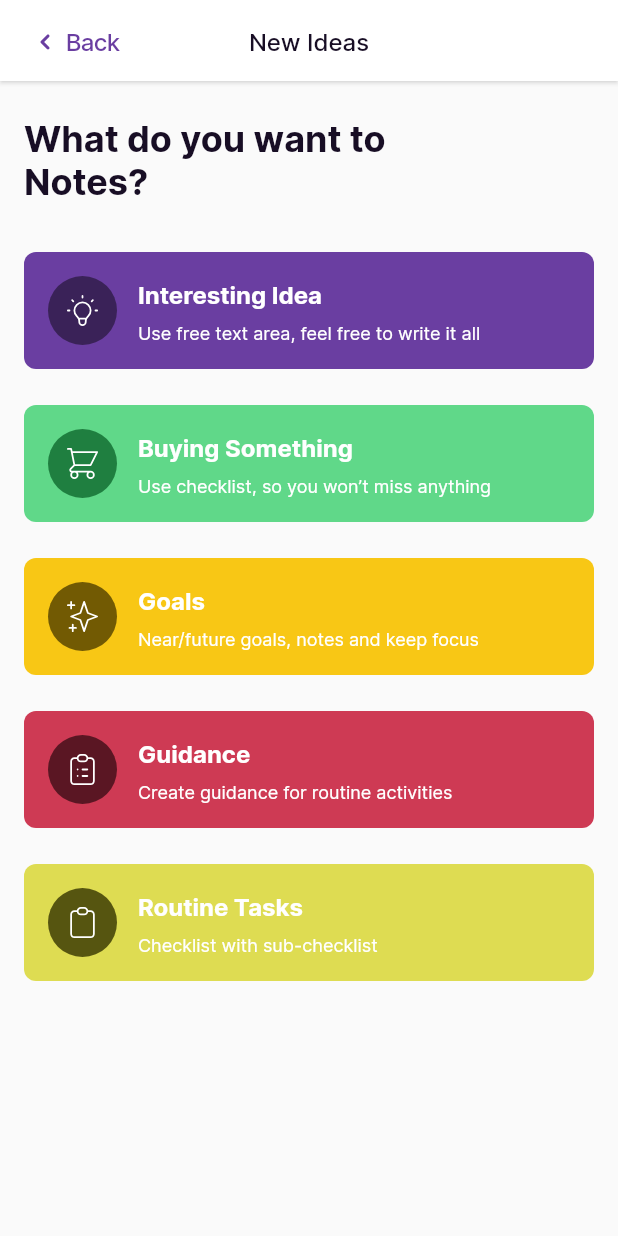
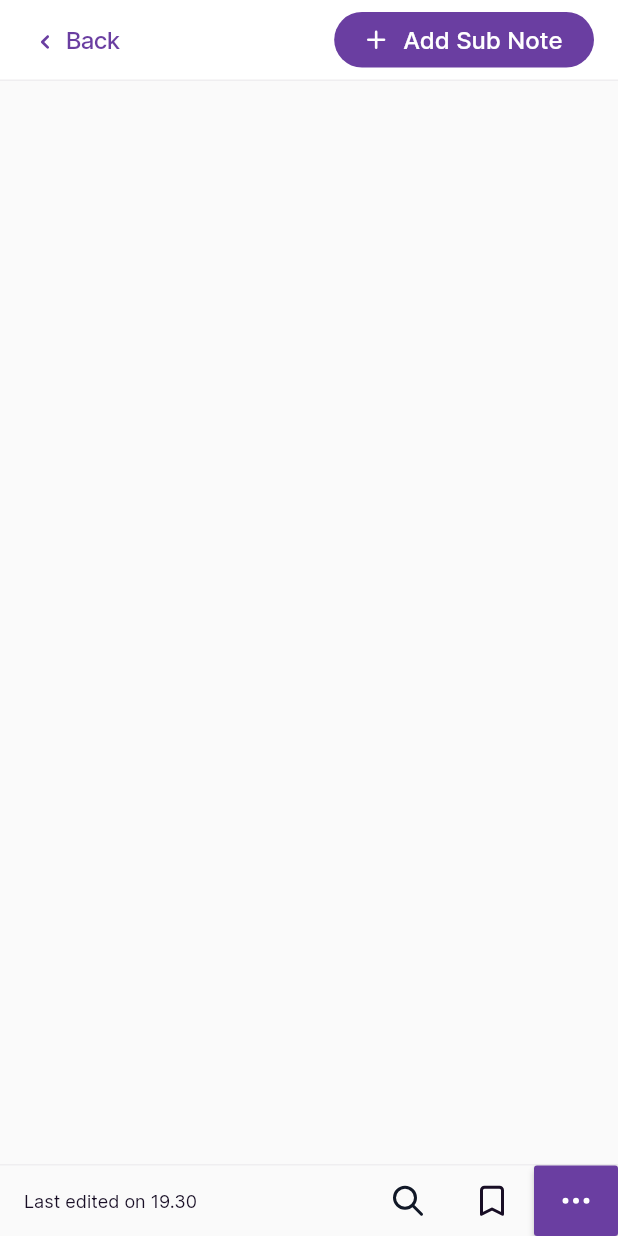
Before and after one commit to iamtechieboy/note_app, a Flutter app: the CreateNewIdeasPage screen opened by its route, after a tap on "Routine Tasks", on a phone screen of 412 x 824 dp. Run offline on Flutter 3.47's test engine with Material 2 defaults, Android fonts, the phone set to English and light mode, and no system bars; our stand-ins replace equatable, flutter_bloc, flutter_svg, modal_bottom_sheet.

Commit message:
Routine page has to be completed

```diff
--- a/lib/config/constants/app_decoration.dart
+++ b/lib/config/constants/app_decoration.dart
@@ -1,7 +1,16 @@
-//
-// abstract class AppDecoration {
-//   static BoxDecoration defDecor = BoxDecoration(
-//     borderRadius: BorderRadius.circular(10),
-//     color: AppColors.metalColor.shade10,
-//   );
-// }
+import 'package:flutter/material.dart';
+import 'package:note_app/config/constants/app_colors.dart';
+
+abstract class AppDecoration {
+
+  static BoxDecoration defDecor = BoxDecoration(
+    borderRadius: BorderRadius.circular(10),
+    color: AppColors.neutralColor.black,
+  );
+
+  static ButtonStyle buttonStyle = ButtonStyle(
+    backgroundColor: MaterialStateProperty.resolveWith(
+        (state) => AppColors.primaryColor.base),
+  );
+
+}
--- a/lib/config/constants/app_text_style.dart
+++ b/lib/config/constants/app_text_style.dart
@@ -95,7 +95,7 @@ abstract class AppTextStyle {
       fontWeight: FontWeight.w500,
       fontStyle: FontStyle.normal,
       fontSize: 16,
-      height: 14 / 10,
+      height: 1.14,
       color: AppColors.neutralColor.black);
 
   static TextStyle mediumLg = TextStyle(
--- /dev/null
+++ b/lib/core/domain/entities/enums.dart
@@ -0,0 +1,6 @@
+enum IconPosition {
+  left,
+  right,
+  centerLeft,
+  centerRight,
+}
--- a/lib/main.dart
+++ b/lib/main.dart
@@ -1,6 +1,4 @@
 import 'package:flutter/material.dart';
-import 'package:note_app/presentation/pages/buying_something/buying_something.dart';
-import 'package:note_app/presentation/pages/guidance_idea/guidance_page.dart';
 import 'package:note_app/presentation/routes/routes.dart';
 
 import 'config/theme/themes.dart';
--- a/lib/presentation/components/back_to_button.dart
+++ b/lib/presentation/components/back_to_button.dart
@@ -9,8 +9,10 @@ class BackToButton extends StatelessWidget {
   const BackToButton({
     Key? key,
     required this.onPressed,
+    required this.title,
   }) : super(key: key);
 
+  final String title;
   final Function() onPressed;
 
   @override
@@ -18,17 +20,18 @@ class BackToButton extends StatelessWidget {
     return CupertinoButton(
       onPressed: onPressed,
       child: Row(
+        mainAxisSize: MainAxisSize.min,
         crossAxisAlignment: CrossAxisAlignment.center,
         children: [
           Padding(
-            padding: const EdgeInsets.only(top: 2, right: 4),
+            padding: const EdgeInsets.only(top: 3, right: 4),
             child: SvgPicture.asset(
               Assets.icons.backWithText,
               color: AppColors.primaryColor.base,
             ),
           ),
           Text(
-            "Back",
+            title,
             style: AppTextStyle.mediumBase.copyWith(
               color: AppColors.primaryColor.base,
             ),
--- a/lib/presentation/components/bottom_task_bar.dart
+++ b/lib/presentation/components/bottom_task_bar.dart
@@ -2,8 +2,6 @@ import 'package:flutter/material.dart';
 import 'package:flutter_svg/flutter_svg.dart';
 import 'package:modal_bottom_sheet/modal_bottom_sheet.dart';
 import 'package:note_app/config/constants/assets.dart';
-import 'package:note_app/presentation/components/extras_menu_button.dart';
-import 'package:note_app/presentation/widgets/custom_color_picker.dart';
 
 import '../../config/constants/app_colors.dart';
 import '../../config/constants/app_text_style.dart';
@@ -28,10 +26,10 @@ class _BottomTaskBarState extends State<BottomTaskBar> {
   @override
   Widget build(BuildContext context) {
     return Container(
-      decoration: const BoxDecoration(
+      decoration: BoxDecoration(
         border: Border(
           top: BorderSide(
-            color: Color(0xFFEFEEF0),
+            color: AppColors.neutralColor.lightGrey,
           ),
         ),
       ),
--- a/lib/presentation/components/custom_app_bar.dart
+++ b/lib/presentation/components/custom_app_bar.dart
@@ -1,34 +1,63 @@
 import 'package:flutter/material.dart';
+import 'package:note_app/presentation/components/iconic_oval_button.dart';
 
 import '../../config/constants/app_colors.dart';
 import '../../config/constants/app_text_style.dart';
 import 'back_to_button.dart';
 
 class CustomAppBar extends StatelessWidget implements PreferredSizeWidget {
-  const CustomAppBar({Key? key, this.title}) : super(key: key);
+  const CustomAppBar({
+    Key? key,
+    this.title,
+    this.iconicOvalButtonOnTap,
+    this.iconicOvalButton,
+  }) : super(key: key);
 
   final String? title;
+  final Function()? iconicOvalButtonOnTap;
+  final IconicOvalButton? iconicOvalButton;
 
   @override
   Widget build(BuildContext context) {
-    return AppBar(
-        toolbarHeight: 54,
-        backgroundColor: AppColors.neutralColor.white,
-        elevation: 1,
-        shadowColor: const Color(0xe5ffffff),
-        centerTitle: true,
-        title: title != null
+    return SafeArea(
+      child: Container(
+        height: 54,
+        decoration: BoxDecoration(
+          border: Border(
+            bottom: BorderSide(
+              color: AppColors.neutralColor.lightGrey,
+              width: 1,
+            ),
+          ),
+          color: AppColors.neutralColor.white,
+        ),
+        child: Stack(
+          children: [
+            Align(
+              alignment: Alignment.centerLeft,
+              child: BackToButton(
+                title: "Back",
+                onPressed: () => Navigator.pop(context),
+              ),
+            ),
+            Align(
+              alignment: Alignment.center,
+              child: title != null
                   ? Text(
                       title!,
                       style: AppTextStyle.mediumBase
                           .copyWith(color: AppColors.neutralColor.black),
                     )
                   : null,
-        automaticallyImplyLeading: false,
-        leadingWidth: 100,
-        leading: BackToButton(
-          onPressed: () => Navigator.pop(context),
-        ));
+            ),
+            Align(
+              alignment: Alignment.centerRight,
+              child: iconicOvalButton ?? const SizedBox.shrink(),
+            )
+          ],
+        ),
+      ),
+    );
   }
 
   @override
--- /dev/null
+++ b/lib/presentation/components/iconic_oval_button.dart
@@ -0,0 +1,102 @@
+import 'package:flutter/material.dart';
+import 'package:flutter_svg/flutter_svg.dart';
+import 'package:note_app/config/constants/app_colors.dart';
+import 'package:note_app/config/constants/app_text_style.dart';
+import 'package:note_app/core/domain/entities/enums.dart';
+
+class IconicOvalButton extends StatelessWidget {
+  const IconicOvalButton({
+    Key? key,
+    required this.text,
+    required this.onTap,
+    this.icon,
+    this.margin,
+    this.isWidthMax = false,
+    this.iconPosition = IconPosition.left,
+    this.height,
+    this.cornerRadius,
+    this.boxDecoration,
+    this.textColor,
+    this.iconColor,
+  }) : super(key: key);
+
+  final String text;
+  final Function() onTap;
+  final String? icon;
+  final EdgeInsets? margin;
+  final bool? isWidthMax;
+  final IconPosition iconPosition;
+  final double? height;
+  final double? cornerRadius;
+  final BoxDecoration? boxDecoration;
+  final Color? textColor;
+  final Color? iconColor;
+
+  @override
+  Widget build(BuildContext context) {
+    return Container(
+      height: height ?? double.infinity,
+      margin: margin,
+      width: isWidthMax! ? double.infinity : null,
+      decoration: boxDecoration ??
+          BoxDecoration(
+              borderRadius: BorderRadius.circular(cornerRadius ?? 20),
+              color: AppColors.primaryColor.base),
+      child: Material(
+        color: Colors.transparent,
+        child: InkWell(
+          borderRadius: BorderRadius.circular(19),
+          onTap: onTap,
+          child: Padding(
+            padding: const EdgeInsets.symmetric(vertical: 8, horizontal: 16),
+            child: Directionality(
+              textDirection: (iconPosition == IconPosition.left ||
+                      iconPosition == IconPosition.centerLeft)
+                  ? TextDirection.ltr
+                  : TextDirection.rtl,
+              child: Row(
+                mainAxisSize: ((iconPosition == IconPosition.centerLeft ||
+                            iconPosition == IconPosition.centerRight) &&
+                        isWidthMax!)
+                    ? MainAxisSize.max
+                    : MainAxisSize.min,
+                mainAxisAlignment: MainAxisAlignment.center,
+                children: [
+                  SizedBox(
+                    child: icon != null
+                        ? Padding(
+                            padding: const EdgeInsets.only(right: 6),
+                            child: SvgPicture.asset(
+                              icon!,
+                              color: iconColor ?? AppColors.neutralColor.white,
+                            ),
+                          )
+                        : const SizedBox.shrink(),
+                  ),
+                  Expanded(
+                    flex: (isWidthMax! &&
+                            !(iconPosition == IconPosition.centerLeft ||
+                                iconPosition == IconPosition.centerRight))
+                        ? 1
+                        : 0,
+                    child: Center(
+                      child: Text(
+                        text,
+                        style: AppTextStyle.mediumBase.copyWith(
+                          color: textColor ?? AppColors.neutralColor.white,
+                        ),
+                      ),
+                    ),
+                  ),
+                  Visibility(
+                      visible: icon != null,
+                      child: SizedBox(width: isWidthMax! ? 24 : 5))
+                ],
+              ),
+            ),
+          ),
+        ),
+      ),
+    );
+  }
+}
--- a/lib/presentation/pages/interesting_idea/add_interesting_idea_page.dart
+++ b/lib/presentation/pages/interesting_idea/interesting_idea_page.dart
@@ -1,26 +1,19 @@
 import 'package:flutter/material.dart';
-import 'package:flutter_bloc/flutter_bloc.dart';
-import 'package:flutter_svg/flutter_svg.dart';
-import 'package:modal_bottom_sheet/modal_bottom_sheet.dart';
 import 'package:note_app/config/constants/app_text_style.dart';
 import 'package:note_app/presentation/components/bottom_task_bar.dart';
 import 'package:note_app/presentation/components/custom_app_bar.dart';
-import 'package:note_app/presentation/pages/interesting_idea/bloc/add_interesting_idea_cubit.dart';
-import 'package:note_app/presentation/widgets/extra_menu_bottom_sheet_body.dart';
-import 'package:provider/provider.dart';
 
 import '../../../config/constants/app_colors.dart';
-import '../../../config/constants/assets.dart';
 import '../../components/title_text_field.dart';
 
-class AddInterestingIdeaPage extends StatefulWidget {
-  const AddInterestingIdeaPage({Key? key}) : super(key: key);
+class InterestingIdeaPage extends StatefulWidget {
+  const InterestingIdeaPage({Key? key}) : super(key: key);
 
   @override
-  State<AddInterestingIdeaPage> createState() => _AddInterestingIdeaPageState();
+  State<InterestingIdeaPage> createState() => _InterestingIdeaPageState();
 }
 
-class _AddInterestingIdeaPageState extends State<AddInterestingIdeaPage> {
+class _InterestingIdeaPageState extends State<InterestingIdeaPage> {
   late final TextEditingController titleEditController;
 
   @override
--- a/lib/presentation/pages/new_idea/create_new_idea_page.dart
+++ b/lib/presentation/pages/new_idea/create_new_idea_page.dart
@@ -1,9 +1,6 @@
-import 'package:flutter/cupertino.dart';
 import 'package:flutter/material.dart';
-import 'package:flutter_svg/flutter_svg.dart';
 import 'package:note_app/config/constants/app_colors.dart';
 import 'package:note_app/config/constants/app_text_style.dart';
-import 'package:note_app/presentation/components/back_to_button.dart';
 import 'package:note_app/presentation/components/custom_app_bar.dart';
 import 'package:note_app/presentation/routes/routes.dart';
 import 'package:note_app/presentation/widgets/new_ideas_button.dart';
@@ -46,7 +43,7 @@ class CreateNewIdeasPage extends StatelessWidget {
               iconBackground: AppColors.successColor.dark,
               cardBackground: AppColors.successColor.base,
               onTap: () {
-                Navigator.pushNamed(context, Routes.buyingSomething);
+                Navigator.pushNamed(context, Routes.buyingSomethingPage);
               },
             ),
             NewIdeasButton(
@@ -73,7 +70,9 @@ class CreateNewIdeasPage extends StatelessWidget {
               icon: Assets.icons.routineTask,
               iconBackground: AppColors.secondaryColor.dark,
               cardBackground: AppColors.secondaryColor.base,
-              onTap: () {},
+              onTap: () {
+                Navigator.pushNamed(context, Routes.routineTaskPage);
+              },
             ),
           ],
         ),
--- /dev/null
+++ b/lib/presentation/pages/routine_task_idea/routine_task_page.dart
@@ -0,0 +1,40 @@
+import 'package:flutter/material.dart';
+
+import '../../../config/constants/assets.dart';
+import '../../../core/domain/entities/enums.dart';
+import '../../components/bottom_task_bar.dart';
+import '../../components/custom_app_bar.dart';
+import '../../components/iconic_oval_button.dart';
+
+class RoutineTaskPage extends StatefulWidget {
+  const RoutineTaskPage({Key? key}) : super(key: key);
+
+  @override
+  State<RoutineTaskPage> createState() => _RoutineTaskPageState();
+}
+
+class _RoutineTaskPageState extends State<RoutineTaskPage> {
+  @override
+  Widget build(BuildContext context) {
+    return Scaffold(
+      appBar: CustomAppBar(
+        iconicOvalButton: IconicOvalButton(
+          text: "Add Sub Note",
+          icon: Assets.icons.plus,
+          iconPosition: IconPosition.left,
+          margin: const EdgeInsets.symmetric(vertical: 8, horizontal: 16),
+          onTap: () {
+            debugPrint("Add sub note");
+          },
+        ),
+      ),
+      body: Column(
+        mainAxisAlignment: MainAxisAlignment.spaceBetween,
+        children: [
+          Expanded(child: Container()),
+          BottomTaskBar(context: context),
+        ],
+      ),
+    );
+  }
+}
--- a/lib/presentation/routes/routes.dart
+++ b/lib/presentation/routes/routes.dart
@@ -2,15 +2,17 @@ import 'package:flutter/material.dart';
 import 'package:note_app/presentation/pages/buying_something/buying_something.dart';
 import 'package:note_app/presentation/pages/goals_idea/goals_page.dart';
 import 'package:note_app/presentation/pages/home/home_page.dart';
-import 'package:note_app/presentation/pages/interesting_idea/add_interesting_idea_page.dart';
+import 'package:note_app/presentation/pages/interesting_idea/interesting_idea_page.dart';
 import 'package:note_app/presentation/pages/new_idea/create_new_idea_page.dart';
+import 'package:note_app/presentation/pages/routine_task_idea/routine_task_page.dart';
 
 class Routes {
   static const mainPage = '/';
   static const newIdeaPage = '/createNewIdeaPage';
   static const interestingIdeaPage = '/interestingIdeaPage';
   static const goalsPage = '/goalsPage';
-  static const buyingSomething = '/buyingSomething';
+  static const buyingSomethingPage = '/buyingSomethingPage';
+  static const routineTaskPage = '/routineTaskPage';
 
   static Route<dynamic> generateRoutes(RouteSettings settings) {
     try {
@@ -28,15 +30,19 @@ class Routes {
           );
         case interestingIdeaPage:
           return MaterialPageRoute(
-            builder: (_) => const AddInterestingIdeaPage(),
+            builder: (_) => const InterestingIdeaPage(),
+          );
+        case buyingSomethingPage:
+          return MaterialPageRoute(
+            builder: (_) => const BuyingSomethingPage(),
           );
         case goalsPage:
           return MaterialPageRoute(
             builder: (_) => const GoalsPage(),
           );
-        case buyingSomething:
+        case routineTaskPage:
           return MaterialPageRoute(
-            builder: (_) => const BuyingSomethingPage(),
+            builder: (_) => const RoutineTaskPage(),
           );
         default:
           return MaterialPageRoute(
```
Also changed, not shown: lib/presentation/widgets/extra_menu_bottom_sheet_body.dart (+6 -4 lines). Lines whose indentation alone changed are shown as unchanged.
